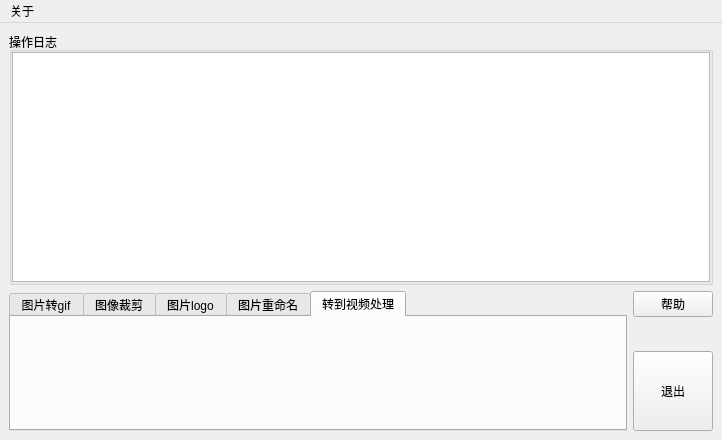
Old version of the form src/image_tools/image_tools_app/image_tools_app/mainwindow.ui in the repository CastielLiu/tools_ws.
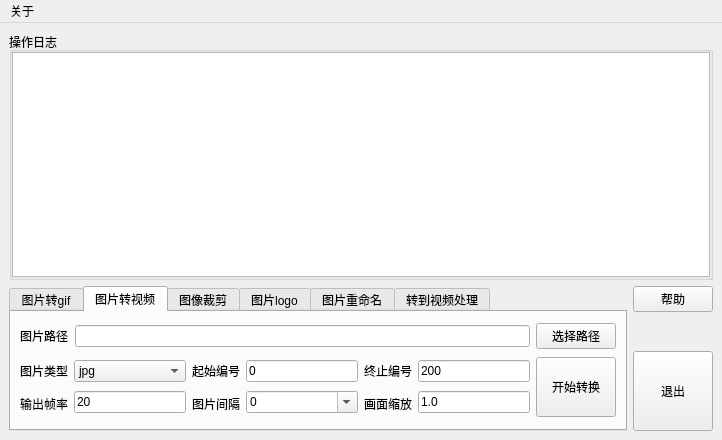
New version of the form. The open tabs and pages were chosen to show the change. Icons and pictures are not drawn.

Diff of the .ui file:
```diff
--- a/src/image_tools/image_tools_app/image_tools_app/mainwindow.ui
+++ b/src/image_tools/image_tools_app/image_tools_app/mainwindow.ui
@@ -55,7 +55,7 @@
       <item>
        <widget class="QStackedWidget" name="stackedWidget">
         <property name="currentIndex">
-         <number>1</number>
+         <number>0</number>
         </property>
         <widget class="QWidget" name="page_imageTools">
          <layout class="QHBoxLayout" name="horizontalLayout_6">
@@ -77,7 +77,7 @@
           <item>
            <widget class="QTabWidget" name="tabWidget_imageTools">
             <property name="currentIndex">
-             <number>4</number>
+             <number>1</number>
             </property>
             <property name="usesScrollButtons">
              <bool>true</bool>
@@ -248,7 +248,7 @@
                   <item>
                    <widget class="QLineEdit" name="lineEdit_images2gif_endSeq">
                     <property name="text">
-                     <string>100</string>
+                     <string>200</string>
                     </property>
                    </widget>
                   </item>
@@ -281,11 +281,204 @@
               </item>
              </layout>
             </widget>
+            <widget class="QWidget" name="tab">
+             <attribute name="title">
+              <string>图片转视频</string>
+             </attribute>
+             <layout class="QVBoxLayout" name="verticalLayout_34">
+              <item>
+               <layout class="QHBoxLayout" name="horizontalLayout_29">
+                <item>
+                 <widget class="QLabel" name="label_31">
+                  <property name="text">
+                   <string>图片路径</string>
+                  </property>
+                 </widget>
+                </item>
+                <item>
+                 <widget class="QLineEdit" name="lineEdit_images2video_imagePath"/>
+                </item>
+                <item>
+                 <widget class="QPushButton" name="pushButton_images2video_select">
+                  <property name="text">
+                   <string>选择路径</string>
+                  </property>
+                 </widget>
+                </item>
+               </layout>
+              </item>
+              <item>
+               <layout class="QHBoxLayout" name="horizontalLayout_30">
+                <item>
+                 <layout class="QVBoxLayout" name="verticalLayout_28">
+                  <item>
+                   <widget class="QLabel" name="label_32">
+                    <property name="text">
+                     <string>图片类型</string>
+                    </property>
+                   </widget>
+                  </item>
+                  <item>
+                   <widget class="QLabel" name="label_33">
+                    <property name="text">
+                     <string>输出帧率</string>
+                    </property>
+                   </widget>
+                  </item>
+                 </layout>
+                </item>
+                <item>
+                 <layout class="QVBoxLayout" name="verticalLayout_29">
+                  <item>
+                   <widget class="QComboBox" name="comboBox_images2video_imageType">
+                    <item>
+                     <property name="text">
+                      <string>jpg</string>
+                     </property>
+                    </item>
+                    <item>
+                     <property name="text">
+                      <string>png</string>
+                     </property>
+                    </item>
+                   </widget>
+                  </item>
+                  <item>
+                   <widget class="QLineEdit" name="lineEdit_images2video_outputHZ">
+                    <property name="text">
+                     <string>20</string>
+                    </property>
+                   </widget>
+                  </item>
+                 </layout>
+                </item>
+                <item>
+                 <layout class="QVBoxLayout" name="verticalLayout_30">
+                  <item>
+                   <widget class="QLabel" name="label_34">
+                    <property name="text">
+                     <string>起始编号</string>
+                    </property>
+                   </widget>
+                  </item>
+                  <item>
+                   <widget class="QLabel" name="label_35">
+                    <property name="text">
+                     <string>图片间隔</string>
+                    </property>
+                   </widget>
+                  </item>
+                 </layout>
+                </item>
+                <item>
+                 <layout class="QVBoxLayout" name="verticalLayout_31">
+                  <item>
+                   <widget class="QLineEdit" name="lineEdit_images2video_startSeq">
+                    <property name="text">
+                     <string>0</string>
+                    </property>
+                   </widget>
+                  </item>
+                  <item>
+                   <widget class="QComboBox" name="comboBox_images2video_interval">
+                    <property name="editable">
+                     <bool>true</bool>
+                    </property>
+                    <item>
+                     <property name="text">
+                      <string>0</string>
+                     </property>
+                    </item>
+                    <item>
+                     <property name="text">
+                      <string>1</string>
+                     </property>
+                    </item>
+                    <item>
+                     <property name="text">
+                      <string>2</string>
+                     </property>
+                    </item>
+                    <item>
+                     <property name="text">
+                      <string>3</string>
+                     </property>
+                    </item>
+                    <item>
+                     <property name="text">
+                      <string>4</string>
+                     </property>
+                    </item>
+                    <item>
+                     <property name="text">
+                      <string>5</string>
+                     </property>
+                    </item>
+                   </widget>
+                  </item>
+                 </layout>
+                </item>
+                <item>
+                 <layout class="QVBoxLayout" name="verticalLayout_32">
+                  <item>
+                   <widget class="QLabel" name="label_36">
+                    <property name="text">
+                     <string>终止编号</string>
+                    </property>
+                   </widget>
+                  </item>
+                  <item>
+                   <widget class="QLabel" name="label_37">
+                    <property name="text">
+                     <string>画面缩放</string>
+                    </property>
+                   </widget>
+                  </item>
+                 </layout>
+                </item>
+                <item>
+                 <layout class="QVBoxLayout" name="verticalLayout_33">
+                  <item>
+                   <widget class="QLineEdit" name="lineEdit_images2video_endSeq">
+                    <property name="text">
+                     <string>200</string>
+                    </property>
+                   </widget>
+                  </item>
+                  <item>
+                   <widget class="QLineEdit" name="lineEdit_images2video_scale">
+                    <property name="text">
+                     <string>1.0</string>
+                    </property>
+                   </widget>
+                  </item>
+                 </layout>
+                </item>
+                <item>
+                 <widget class="QPushButton" name="pushButton_images2video_start">
+                  <property name="minimumSize">
+                   <size>
+                    <width>0</width>
+                    <height>60</height>
+                   </size>
+                  </property>
+                  <property name="text">
+                   <string>开始转换</string>
+                  </property>
+                  <property name="checkable">
+                   <bool>false</bool>
+                  </property>
+                 </widget>
+                </item>
+               </layout>
+              </item>
+             </layout>
+            </widget>
             <widget class="QWidget" name="tab_imageCutter">
              <attribute name="title">
               <string>图像裁剪</string>
              </attribute>
-             <layout class="QVBoxLayout" name="verticalLayout_2">
+             <layout class="QVBoxLayout" name="verticalLayout_27">
               <item>
                <layout class="QHBoxLayout" name="horizontalLayout_2">
                 <item>
@@ -308,7 +501,12 @@
                </layout>
               </item>
               <item>
-               <layout class="QHBoxLayout" name="horizontalLayout_12">
+               <layout class="QHBoxLayout" name="horizontalLayout_28">
+                <property name="spacing">
+                 <number>6</number>
+                </property>
+                <item>
+                 <layout class="QVBoxLayout" name="verticalLayout_2">
                 <item>
                  <layout class="QHBoxLayout" name="horizontalLayout_3">
                   <item>
@@ -332,8 +530,44 @@
                     </item>
                    </widget>
                   </item>
-                 </layout>
-                </item>
+                    <item>
+                     <widget class="QLabel" name="label_30">
+                      <property name="text">
+                       <string>   裁剪模式</string>
+                      </property>
+                     </widget>
+                    </item>
+                    <item>
+                     <widget class="QComboBox" name="comboBox_imageCuter_mode">
+                      <item>
+                       <property name="text">
+                        <string>批量裁剪</string>
+                       </property>
+                      </item>
+                      <item>
+                       <property name="text">
+                        <string>逐张裁剪</string>
+                       </property>
+                      </item>
+                     </widget>
+                    </item>
+                    <item>
+                     <spacer name="horizontalSpacer_7">
+                      <property name="orientation">
+                       <enum>Qt::Horizontal</enum>
+                      </property>
+                      <property name="sizeHint" stdset="0">
+                       <size>
+                        <width>40</width>
+                        <height>20</height>
+                       </size>
+                      </property>
+                     </spacer>
+                    </item>
+                   </layout>
+                  </item>
+                  <item>
+                   <layout class="QHBoxLayout" name="horizontalLayout_12">
                 <item>
                  <layout class="QHBoxLayout" name="horizontalLayout_11" stretch="1,1,1,5">
                   <item>
@@ -393,10 +627,21 @@
                   </item>
                  </layout>
                 </item>
+                   </layout>
+                  </item>
+                 </layout>
+                </item>
                 <item>
                  <widget class="QPushButton" name="pushButton_imagesCutter_start">
+                  <property name="minimumSize">
+                   <size>
+                    <width>0</width>
+                    <height>65</height>
+                   </size>
+                  </property>
                   <property name="text">
-                   <string>开始运行</string>
+                   <string>开始
+运行</string>
                   </property>
                   <property name="checkable">
                    <bool>false</bool>
@@ -694,7 +939,7 @@
           <item>
            <widget class="QTabWidget" name="tabWidget_videoTools">
             <property name="currentIndex">
-             <number>3</number>
+             <number>4</number>
             </property>
             <widget class="QWidget" name="tab_video2gif">
              <attribute name="title">
```
Lines whose indentation alone changed are shown as unchanged.
